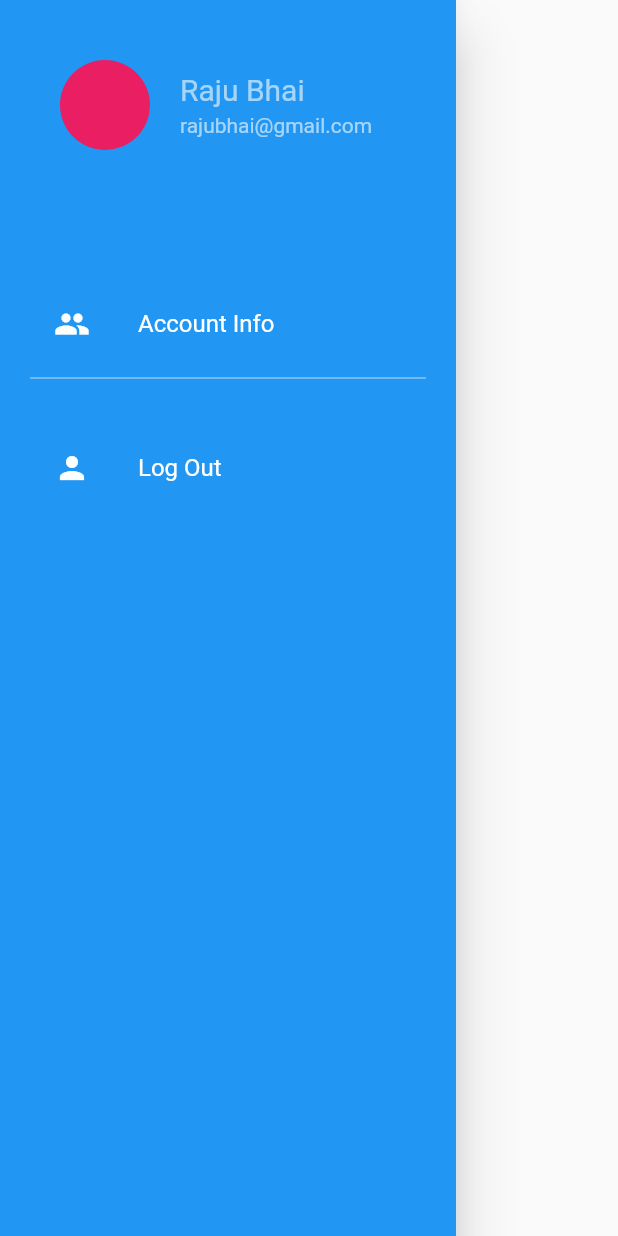
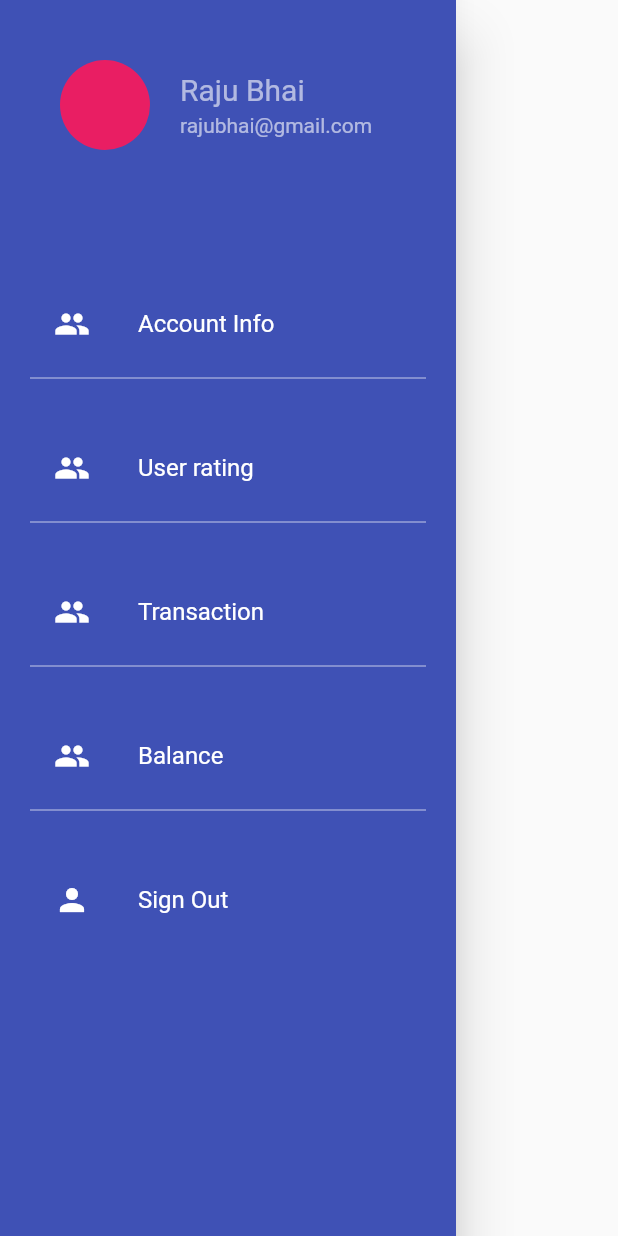
Before and after one commit to janavi2001/Xchange, a Flutter app: the NavigationDrawerWidget widget shown alone on an empty page, opened directly, on a phone screen of 412 x 824 dp. Run offline on Flutter 3.47's test engine with Material 2 defaults, Android fonts, the phone set to English and light mode, and no system bars; our stand-ins replace cloud_firestore, firebase_auth, firebase_core, fluttertoast, google_maps_flutter; missing offline and left inert: barcode_scan, razorpay_flutter; accounts and stored records are empty.

Commit message:
frontend changes

```diff
--- a/my_app/lib/main.dart
+++ b/my_app/lib/main.dart
@@ -114,8 +114,8 @@ class App extends StatelessWidget {
                 inputDecorationTheme: InputDecorationTheme(
                     labelStyle: TextStyle(color: Colors.grey)),
                 backgroundColor: Colors.white),
-            // home: LoginScreen(),
-            home:transaction(),
+            home: LoginScreen(),
+            //home:transaction(),
           );
         }
 
--- a/my_app/lib/userside/TypeOfTrans.dart
+++ b/my_app/lib/userside/TypeOfTrans.dart
@@ -18,7 +18,8 @@ class _transactionState extends State<transaction> {
       appBar: AppBar(
         backgroundColor: Colors.transparent,
         elevation: 0,
-        iconTheme: IconThemeData(color: Colors.black),
+        iconTheme: IconThemeData(color: Colors.white),
+
       ),
       body: ListView(padding: EdgeInsets.all(24),
        children: [
--- a/my_app/lib/widget/navigationWidgetVendor.dart
+++ b/my_app/lib/widget/navigationWidgetVendor.dart
@@ -14,7 +14,7 @@ class NavigationDrawerWidget extends StatelessWidget {
         "https://i.picsum.photos/id/1019/200/200.jpg?hmac=KHfXQt_BONEwuWtr85KJ-jStSnVp_GL9FWpJXW_XtKw";
     return Drawer(
       child: Material(
-        color: Colors.blue,
+        color: Colors.indigo,
         child: ListView(
           padding: Padding,
           children: <Widget>[
@@ -37,7 +37,37 @@ class NavigationDrawerWidget extends StatelessWidget {
               height: 24,
             ),
             buildMenuItem(
-                text: 'Log Out',
+                text: 'User rating',
+                icon: Icons.people,
+                onClicked: () => selectedItem(context, 0)),
+            const Divider(
+              color: Colors.white70,
+            ),
+            const SizedBox(
+              height: 24,
+            ),
+            buildMenuItem(
+                text: 'Transaction',
+                icon: Icons.people,
+                onClicked: () => selectedItem(context, 0)),
+            const Divider(
+              color: Colors.white70,
+            ),
+            const SizedBox(
+              height: 24,
+            ),
+            buildMenuItem(
+                text: 'Balance',
+                icon: Icons.people,
+                onClicked: () => selectedItem(context, 0)),
+            const Divider(
+              color: Colors.white70,
+            ),
+            const SizedBox(
+              height: 24,
+            ),
+            buildMenuItem(
+                text: 'Sign Out',
                 icon: Icons.person,
                 onClicked: () => {
                       _auth.signOut().then((value) => Navigator.pushReplacement(
```
Also changed, not shown: my_app/lib/auth/login.dart (+11 -1 lines), my_app/lib/auth/register.dart (+8 -0 lines), my_app/lib/userside/mainScreen.dart (+4 -4 lines), my_app/lib/widget/navigationWidgetUser.dart (+37 -1 lines).
